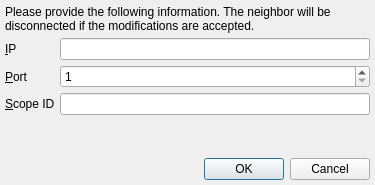
Qt form branches/trunk/GoldBug-UI/spot-on-ipinformation.ui (textbrowser/spot-on) before a commit.
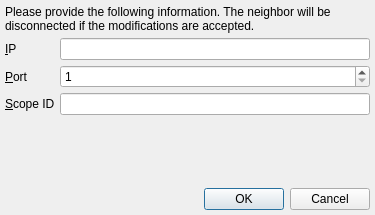
The same form after that commit. Icons and pictures are not drawn.

Patch:
```diff
--- a/branches/trunk/GoldBug-UI/spot-on-ipinformation.ui
+++ b/branches/trunk/GoldBug-UI/spot-on-ipinformation.ui
@@ -7,7 +7,7 @@
     <x>0</x>
     <y>0</y>
     <width>375</width>
-    <height>185</height>
+    <height>215</height>
    </rect>
   </property>
   <property name="windowIcon">
```
Left out of the diff: 11 changed lines with no effect on the pictures.
